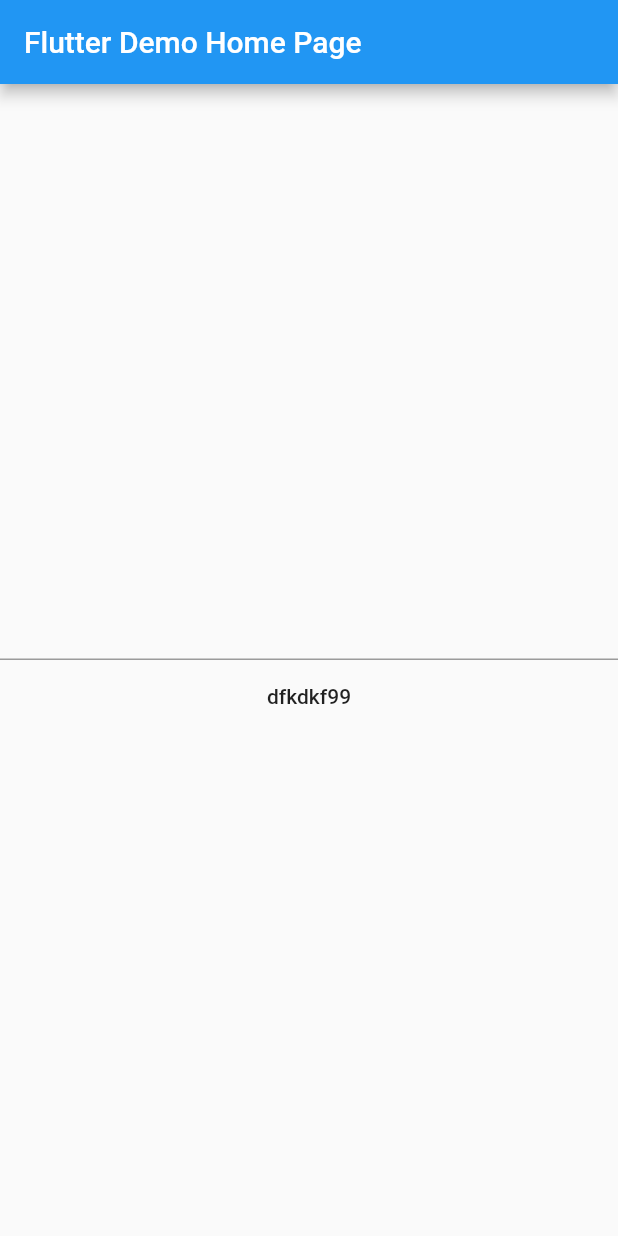
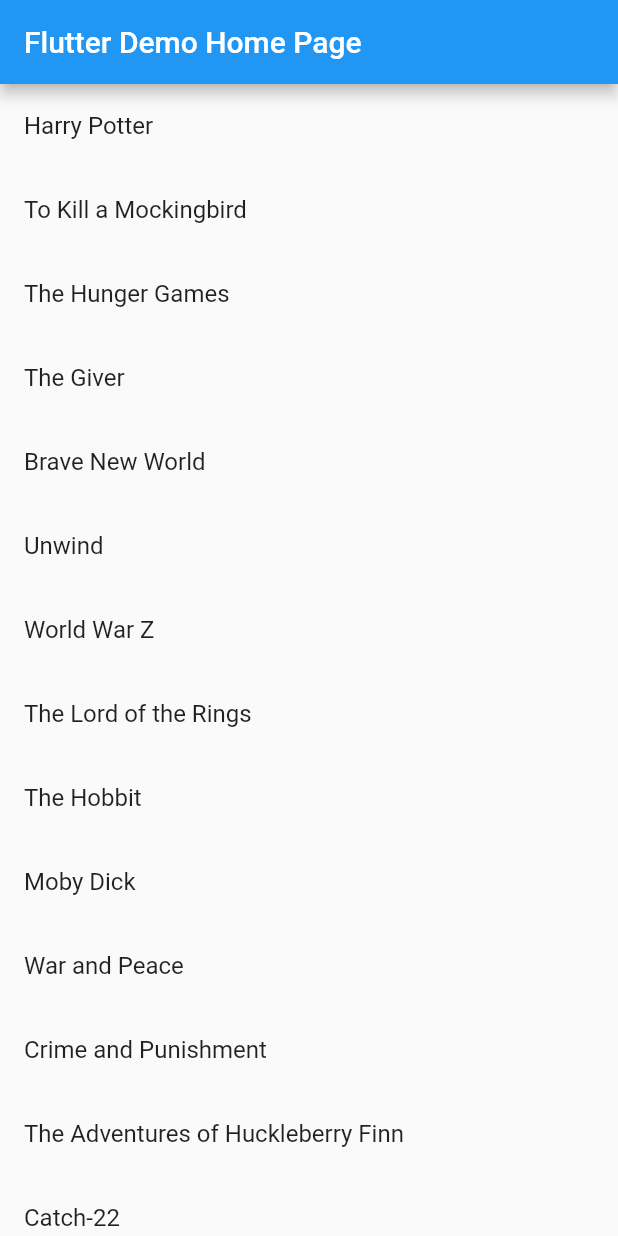
Before and after one commit to neziarxdxd/database-flutter, a Flutter app: the screen it shows after launch, on a phone screen of 412 x 824 dp. Run offline on Flutter 3.47's test engine with Material 2 defaults, Android fonts, the phone set to English and light mode, and no system bars; our stand-ins replace hive, hive_flutter; accounts and stored records are empty; generated files the repository leaves out were written again.

Commit message:
display data done

```diff
--- a/app/lib/main.dart
+++ b/app/lib/main.dart
@@ -2,6 +2,7 @@ import 'package:app/contact.dart';
 import 'package:flutter/material.dart';
 import 'package:hive/hive.dart';
 import 'package:path_provider/path_provider.dart' as path_provider;
+import 'package:hive_flutter/hive_flutter.dart';
 
 const favoritesBox = 'favorite_books';
 const List<String> books = [
@@ -29,7 +30,7 @@ void main() async {
   final appDocumentDir = await path_provider.getApplicationDocumentsDirectory();
   Hive.init(appDocumentDir.path);
   Hive.registerAdapter(ContactAdapter());
-  await Hive.openBox('myBox');
+  await Hive.openBox<String>('myBox');
   runApp(MyApp());
 }
 
@@ -71,13 +72,20 @@ class MyHomePage extends StatefulWidget {
 
 class _MyHomePageState extends State<MyHomePage> {
   int _counter = 0;
-  final box = Hive.box('myBox');
-  void printAll() {
-    for (int i = 0; i < box.length; i++) {
-      print(box.getAt(i).name);
-      print(box.getAt(i).age);
-    }
+
+  Box<String> favoriteBooksBox;
+  @override
+  void initState() {
+    super.initState();
+    favoriteBooksBox = Hive.box("myBox");
   }
+
+  // void printAll() {
+  //   for (int i = 0; i < box.length; i++) {
+  //     print(box.getAt(i).name);
+  //     print(box.getAt(i).age);
+  //   }
+  // }
 
   final myController = TextEditingController();
   @override
@@ -87,26 +95,21 @@ class _MyHomePageState extends State<MyHomePage> {
         title: Text(widget.title),
       ),
       body: Center(
-        child: Column(
-          mainAxisAlignment: MainAxisAlignment.center,
-          children: <Widget>[
-            TextField(
-              controller: myController,
-            ),
-            FlatButton(
-              onPressed: () {
-                // final person = Contact(myController.text.toString(), 35);
-
-                // box.add(person);
-                // print(box.length);
-                printAll();
+        child: ValueListenableBuilder(
+          valueListenable: favoriteBooksBox.listenable(),
+          builder: (context, Box<String> box, _) {
+            return ListView.builder(
+              itemCount: books.length,
+              itemBuilder: (context, listIndex) {
+                return ListTile(
+                  title: Text(books[listIndex]),
+                );
               },
-              child: Text("dfkdkf99"),
-            ),
-          ],
+            );
+          },
         ),
       ),
-      // This trailing comma makes auto-formatting nicer for build methods.
     );
+    // This trailing comma makes auto-formatting nicer for build methods.
   }
 }
```
Also changed, not shown: 1 other file.
